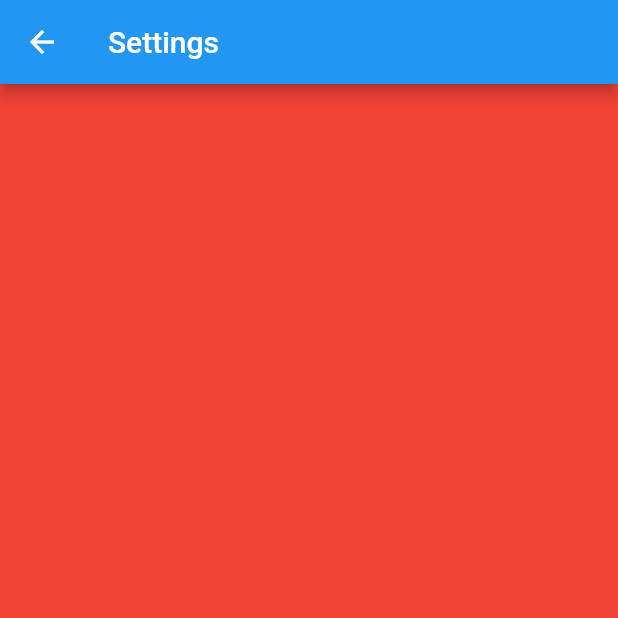
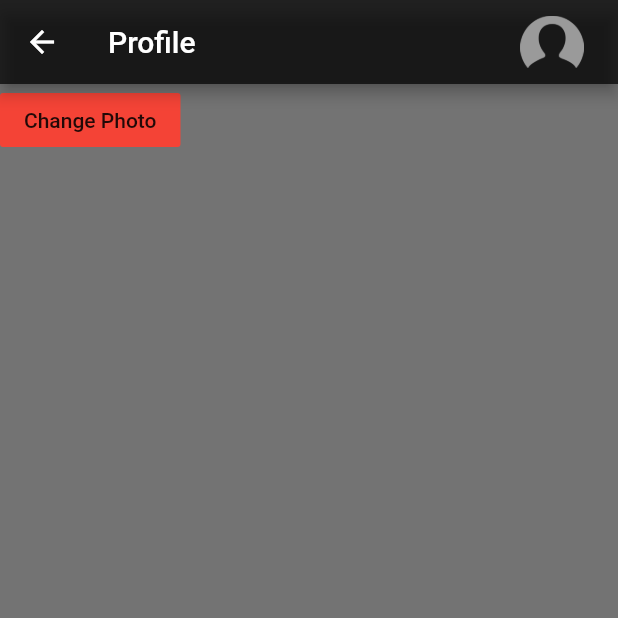
Before and after one commit to VictorSegura99/Projecte_DispositiusMobils, a Flutter app: the Settings screen opened directly, on a phone screen of 412 x 824 dp, the top half of it. Run offline on Flutter 3.47's test engine with Material 2 defaults, Android fonts, the phone set to English and light mode, and no system bars; our stand-ins replace cloud_firestore, email_validator; accounts and stored records are empty.

Commit message:
changeprofile photo

```diff
--- a/finalproject/lib/notifications.dart
+++ b/finalproject/lib/notifications.dart
@@ -21,7 +21,7 @@ class _NotificationsState extends State<Notifications> {
       backgroundColor: Colors.white,
       appBar: AppBar(
         title: Text('Notifications'),
-         backgroundColor: Colors.black87,
+        backgroundColor: Colors.black87,
         actions: <Widget>[
           SelectorGamesApp.settings(context),
         ],
--- a/finalproject/lib/settings.dart
+++ b/finalproject/lib/settings.dart
@@ -1,3 +1,4 @@
+import 'package:finalproject/main.dart';
 import 'package:flutter/material.dart';
 
 class Settings extends StatefulWidget {
@@ -7,19 +8,87 @@ class Settings extends StatefulWidget {
 
 class _SettingsState extends State<Settings> {
 
+  List<String> profile_pictures;
+
  @override
  void initState() {
-
+   loadprofilepictures();
    super.initState();
  }
 
+  void loadprofilepictures() {
+    setState(() {
+      profile_pictures = new List<String>();
+      profile_pictures.add('assets/creeper.jpg');
+      profile_pictures.add('assets/bee_minecraft.png');
+    });
+  }
+
+  changephoto() {
+    showDialog(
+        context: context,
+        barrierDismissible: false,
+        builder: (context) => AlertDialog(
+          backgroundColor: Colors.green[200],
+          title: Text('Available Profile Photos'),
+          content: Container(
+              child: SingleChildScrollView(
+                child: Column(
+                  crossAxisAlignment: CrossAxisAlignment.stretch,
+                  children: <Widget>[
+                    SizedBox(
+                      height: 20,
+                    ),
+                    Container(
+                        height: 200,
+                        width: 300,
+                        child: GridView.count(
+                        crossAxisCount: 3,
+                        children: List.generate(profile_pictures.length, (index) {
+                          return Container(
+                            padding: EdgeInsets.all(5),
+                            child: Image.asset(profile_pictures[index]),
+                          );
+                        }),
+                      ),
+                    ),
+                  ],
+                ),
+              ),
+          ),
+          actions: <Widget>[
+            FlatButton(
+            child: Text('CANCEL'),
+            onPressed: () {
+              Navigator.of(context).pop();
+            },
+            ),
+          ],
+        ),
+      );
+  }
 
  @override
  Widget build(BuildContext context) {
     return Scaffold(
-      backgroundColor: Colors.red,
       appBar: AppBar(
-        title: Text('Settings'),
+        backgroundColor: Colors.black87,
+        title: Text('Profile'),
+        actions: <Widget>[
+          SelectorGamesApp.settings(context),
+        ],
+      ),
+      body: Stack(
+        children: <Widget>[
+          Container(color: Colors.black54),
+          FlatButton(
+            color: Colors.red,
+            child: Text('Change Photo'),
+            onPressed: () {
+                changephoto();
+            },
+          ),
+        ],
       ),
     );
  }
--- a/finalproject/pubspec.yaml
+++ b/finalproject/pubspec.yaml
@@ -24,3 +24,5 @@ flutter:
   assets:
     - assets/data.json
     - assets/default_image.png
+    - assets/creeper.jpg
+    - assets/bee_minecraft.png
```
Also changed, not shown: finalproject/assets/bee_minecraft.png (added), finalproject/assets/creeper.jpg (added).
